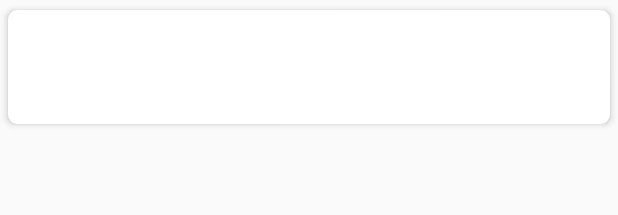
After one commit to dimasa07/AKB-SIPosyandu, an Android app: the layout card_peserta.xml on its own in the app's theme, with its tools: preview values and no code run, on a phone screen of 412 x 824 dp. The commit adds this screen. Shown: the top 215 px of the screen. Run offline under Robolectric (Android 15) with nearby library versions, the phone set to English and light mode, and no system bars.

Commit message:
Add Data Peserta

```diff
--- a/app/build.gradle
+++ b/app/build.gradle
@@ -30,6 +30,7 @@ dependencies {
 
 		api 'com.android.support:design:27.1.1'
 		api 'com.android.support:appcompat-v7:27.1.1'
+		api 'com.android.support:cardview-v7:27.1.1'
 		api 'com.android.support:support-v4:27.1.1'
 
 }
--- /dev/null
+++ b/app/src/main/res/layout/card_peserta.xml
@@ -0,0 +1,35 @@
+<?xml version="1.0" encoding="utf-8"?>
+
+<android.support.v7.widget.CardView xmlns:android="http://schemas.android.com/apk/res/android"
+	xmlns:card_view="http://schemas.android.com/apk/res-auto"
+	xmlns:tools="http://schemas.android.com/tools"
+	android:layout_width="match_parent"
+	android:layout_height="wrap_content"
+	card_view:cardCornerRadius="6dp"
+	card_view:cardElevation="3dp"
+	card_view:cardUseCompatPadding="true"
+	android:id="@+id/card_peserta">
+
+	<LinearLayout
+		android:layout_width="wrap_content"
+		android:layout_height="wrap_content"
+		android:orientation="vertical"
+		android:layout_gravity="center">
+
+
+		<TextView
+			android:id="@+id/card_peserta_nama"
+			android:layout_width="match_parent"
+			android:layout_height="wrap_content"
+			android:gravity="center"
+			android:textSize="32dp"/>
+		<TextView
+			android:id="@+id/card_peserta_nama_suami"
+			android:layout_width="match_parent"
+			android:layout_height="wrap_content"
+			android:gravity="center"
+			android:textSize="24dp" />
+
+	</LinearLayout>
+
+</android.support.v7.widget.CardView>
--- a/app/src/main/res/values/styles.xml
+++ b/app/src/main/res/values/styles.xml
@@ -8,7 +8,7 @@
 		<!-- Customize your theme here. -->
 	</style>
 	<style name="AppTheme.PopupOverlay" parent="ThemeOverlay.AppCompat.Light" />
-
+	<style name="AppTheme.AppBarOverlay" parent="ThemeOverlay.AppCompat.Light" />
 	<style name="SplashTheme" parent="AppTheme">
 		<item name="android:windowBackground">@drawable/splash_screen_background</item>
 		<!--<item name="colorPrimary">@color/colorPrimary</item>
```
Also changed, not shown: app/src/main/java/com/akb/siposyandu/adapters/AdapterPeserta.java (added, +84 -0 lines), app/src/main/java/com/akb/siposyandu/fragments/DataPesertaFragment.java (+54 -1 lines), app/src/main/java/com/akb/siposyandu/models/Peserta.java (added, +58 -0 lines), app/src/main/res/layout/app_bar_data_peserta.xml (added, +25 -0 lines), app/src/main/res/layout/fragment_data_peserta.xml (+10 -2 lines).
